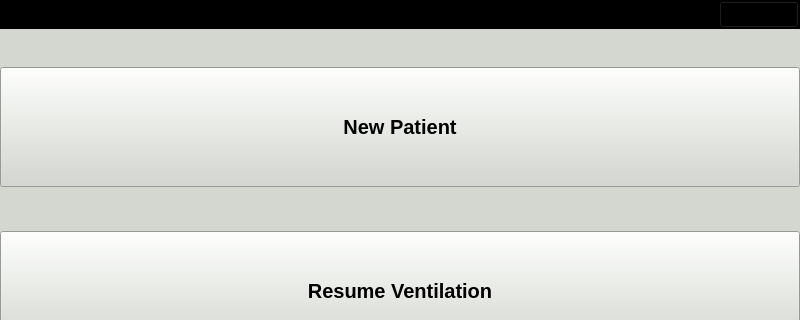
Qt form gui/mainwindow.ui (MariuszSuchenek/MVM_GUI_test2) before a commit; both pictures show x 0 to 800 and y 0 to 320 of the 800 by 480 pixel window.
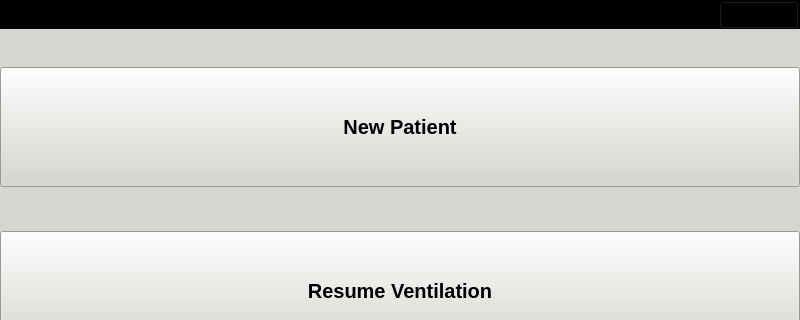
The same form after that commit. Custom widgets are drawn as their Qt base class.

Diff of the .ui file:
```diff
--- a/gui/mainwindow.ui
+++ b/gui/mainwindow.ui
@@ -468,6 +468,12 @@
    <string>MVM GUI</string>
   </property>
   <widget class="QWidget" name="centralWidget">
+   <property name="maximumSize">
+    <size>
+     <width>16777215</width>
+     <height>480</height>
+    </size>
+   </property>
    <layout class="QVBoxLayout" name="verticalLayout">
     <property name="spacing">
      <number>0</number>
@@ -499,12 +505,12 @@
        <string notr="true">background: black;
 </string>
       </property>
-      <layout class="QHBoxLayout" name="horizontalLayout_7">
+      <layout class="QHBoxLayout" name="horizontalLayout_7" stretch="0,0,0">
        <property name="spacing">
-        <number>1</number>
+        <number>12</number>
        </property>
        <property name="sizeConstraint">
-        <enum>QLayout::SetNoConstraint</enum>
+        <enum>QLayout::SetDefaultConstraint</enum>
        </property>
        <property name="leftMargin">
         <number>1</number>
@@ -516,7 +522,7 @@
         <number>1</number>
        </property>
        <property name="bottomMargin">
-        <number>1</number>
+        <number>0</number>
        </property>
        <item>
         <layout class="QHBoxLayout" name="alarmstack">
```
Left out of the diff: 40 changed lines with no effect on the pictures.
